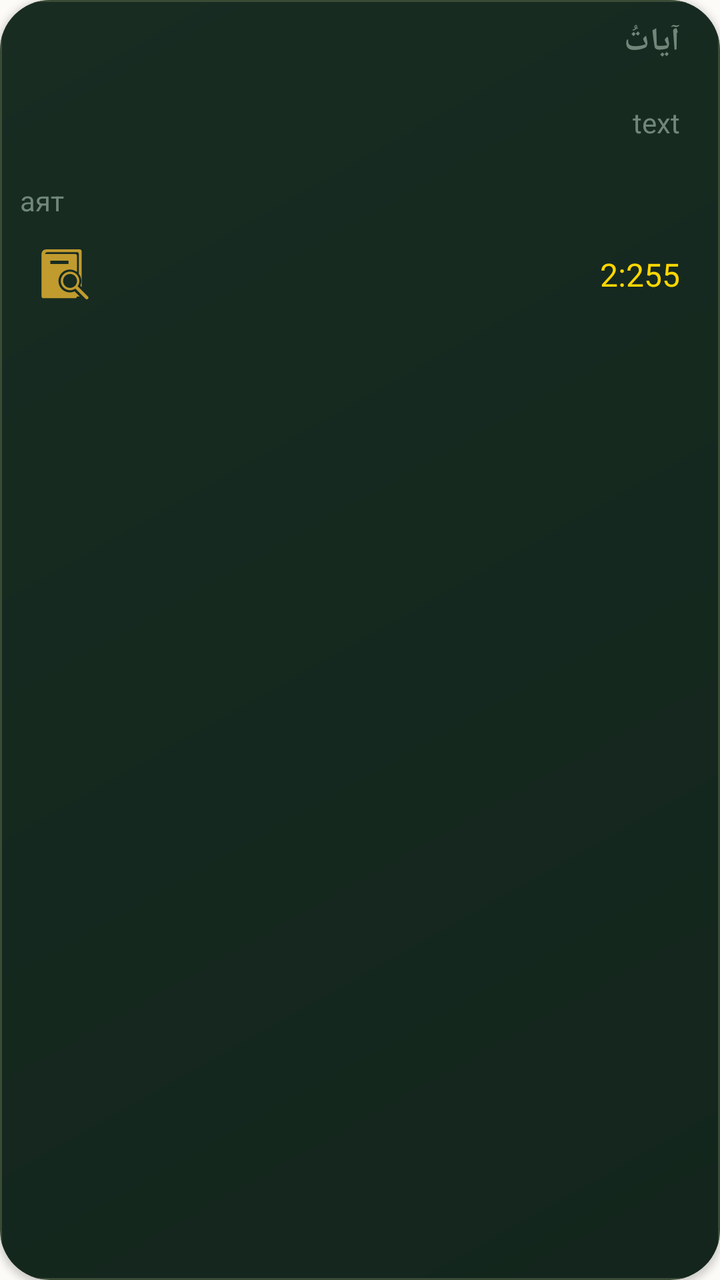
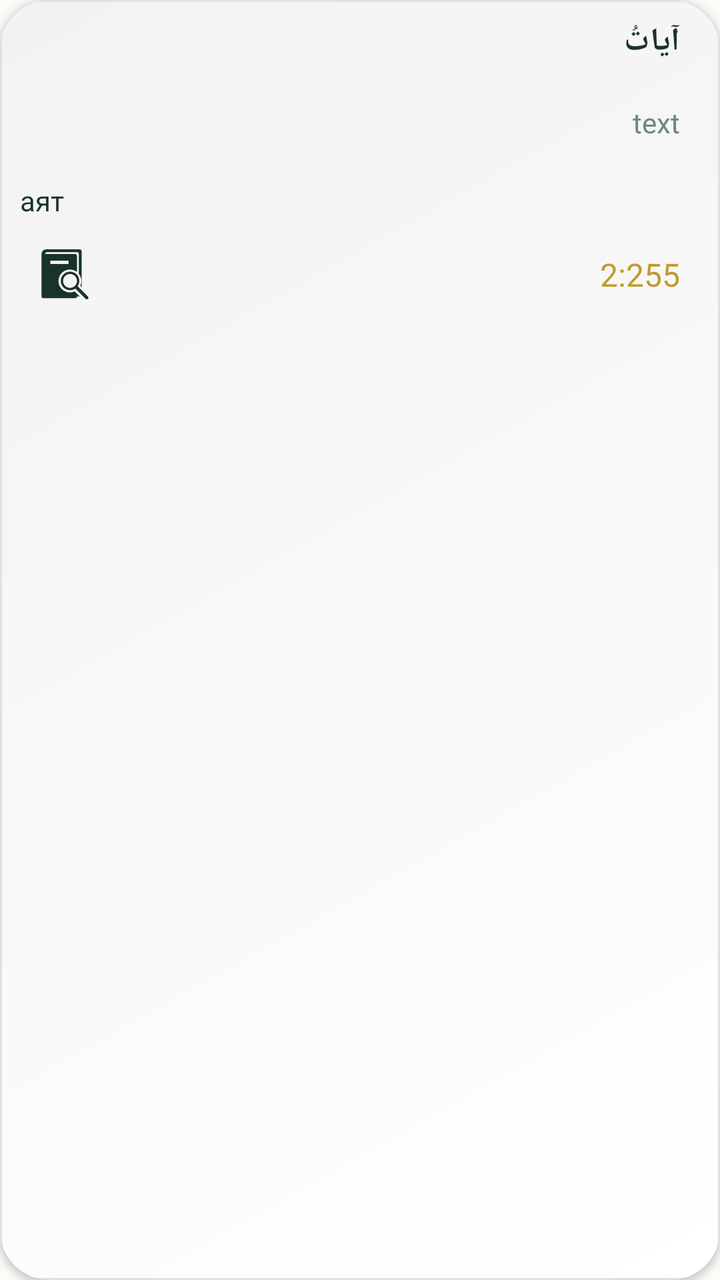

Two renders of the same Android screen: before a commit and after it. Below are the layout's source before the change and the commit's diff.
<!-- AndroidManifest.xml: application theme Theme.YchiCoran -->
<!-- res/layout/ayah.xml -->
<?xml version="1.0" encoding="utf-8"?>
    <androidx.cardview.widget.CardView
    xmlns:android="http://schemas.android.com/apk/res/android"
    xmlns:app="http://schemas.android.com/apk/res-auto"
    xmlns:tools="http://schemas.android.com/tools"
    android:layout_width="match_parent"
    android:layout_height="wrap_content"
    android:layout_marginTop="40dp"
    app:cardCornerRadius="25dp">

    <LinearLayout
        android:id="@+id/ayah_main_layout"
        android:orientation="vertical"
        android:layout_width="match_parent"
        android:layout_height="match_parent"
        android:background="@drawable/card_gradiend">

        <TextView
            android:id="@+id/ayah_arab_text"
            android:text="آياتُ"
            android:layout_gravity="end"
            android:layout_marginEnd="10dp"
            android:layout_width="wrap_content"
            android:layout_height="wrap_content"
            android:padding="10dp"
            android:textSize="16dp"
            android:textStyle="bold"
            />
        <TextView
            android:id="@+id/ayah_transcription_text"
            android:text="text"
            android:layout_gravity="end"
            android:gravity="top"
            android:layout_marginRight="10dp"

            android:padding="10dp"
            android:layout_width="wrap_content"
            android:layout_height="wrap_content"
            android:justificationMode="inter_word" />
        <TextView
            android:id="@+id/ayah_translate_text"
            android:text="аят"
            android:padding="10dp"
            android:layout_width="wrap_content"
            android:layout_height="wrap_content" />

        <LinearLayout
            android:id="@+id/bottom_ayah_layout"
            android:layout_width="match_parent"
            android:layout_height="wrap_content"
            android:orientation="horizontal"
            android:paddingHorizontal="20dp"
            android:paddingVertical="5dp"
            android:gravity="center_vertical"> 

            <ImageView
                android:id="@+id/tafsir_information"
                android:layout_width="25dp"
                android:layout_height="25dp"
                android:src="@drawable/ic_tafsir_setting"
                android:clickable="true"
                android:focusable="true"
                android:background="?attr/selectableItemBackgroundBorderless"/>

            
            <View
                android:layout_width="0dp"
                android:layout_height="0dp"
                android:layout_weight="1" />

            <TextView
                android:id="@+id/number_ayah"
                android:layout_width="wrap_content"
                android:layout_height="wrap_content"
                android:text="2:255"
                android:textColor="#FFD700"
                android:textSize="16sp" />

        </LinearLayout>
    </LinearLayout>





</androidx.cardview.widget.CardView>
<!-- resources referenced by this layout -->
<resources>
  <!-- drawable card_gradiend (drawable) -->
  <?xml version="1.0" encoding="utf-8"?>
  <shape xmlns:android="http://schemas.android.com/apk/res/android"
      android:shape="rectangle">
      
      <gradient
          android:startColor="#13251C"
          android:endColor="#182C22"
          android:angle="135"
          android:type="linear" />
      <corners android:radius="20dp" />
  
      <stroke
          android:width="1dp"
          android:color="#3A4B36" />
  </shape>
  <!-- drawable ic_tafsir_setting (drawable) -->
  <vector xmlns:android="http://schemas.android.com/apk/res/android" android:autoMirrored="true" android:height="800dp" android:viewportHeight="26.064" android:viewportWidth="26.064" android:width="800dp">
        
      <path android:fillColor="@color/background_activ_element" android:pathData="M19.27,23.146l-1.218,-1.22c-0.555,0.253 -1.146,0.419 -1.75,0.49c-0.446,0.067 -0.729,0.053 -1.222,0.021l-0.059,-0.004c-3.077,-0.291 -5.397,-2.843 -5.397,-5.938c0.005,-1.614 0.631,-3.109 1.762,-4.232c1.131,-1.122 2.631,-1.737 4.224,-1.729c1.381,0.004 2.65,0.484 3.66,1.279V3.369c0,-0.511 -0.412,-0.923 -0.921,-0.923L2.626,2.438c0,-0.633 0.953,-0.955 0.953,-0.955h15.692c0.982,0 0.954,0.865 0.954,0.865v10.4c0.831,1.025 1.331,2.329 1.331,3.746c-0.002,0.865 -0.184,1.699 -0.531,2.464l0.654,0.656V0.866C21.678,0.175 20.812,0 20.812,0H3.406C0.809,0 0.809,2.405 0.809,2.405v22.156c0,0.509 0.412,0.923 0.923,0.923h16.617c0.51,0 0.921,-0.414 0.921,-0.923h1.414l-0.93,-0.932L19.27,23.146zM5.347,5.875h9.53v1.803h-9.53V5.875zM25.004,24.611l-5.375,-5.374c0.546,-0.782 0.868,-1.729 0.871,-2.754c0.009,-2.674 -2.152,-4.85 -4.826,-4.856c-2.673,-0.012 -4.85,2.15 -4.859,4.824c-0.008,2.523 1.915,4.603 4.381,4.836h0.024c0.483,0.034 0.667,0.041 0.998,-0.011c0.815,-0.093 1.568,-0.391 2.208,-0.838l5.376,5.375c0.332,0.334 0.871,0.334 1.203,0.002C25.337,25.482 25.337,24.945 25.004,24.611zM15.646,20.099c-2.006,-0.006 -3.627,-1.638 -3.62,-3.646c0.006,-2.004 1.64,-3.624 3.645,-3.616c2.005,0.006 3.625,1.638 3.618,3.643C19.284,18.487 17.65,20.106 15.646,20.099z"/>
      
  </vector>
  <style name="Theme.YchiCoran" parent="Base.Theme.YchiCoran" />
  <color name="background_activ_element">#C19B2E</color>
  <style name="Base.Theme.YchiCoran" parent="Theme.Material3.DayNight.NoActionBar">
          
          <item name="android:windowBackground">@color/background_layout</item>
          <item name="android:statusBarColor">@color/background_layout</item>
          <item name="android:navigationBarColor">@color/background_nav_bar</item>
          <item name="android:colorBackground">@color/background_layout</item>
  
          <item name="android:textColorPrimary">@color/h1_text_color</item>
          <item name="android:textColorSecondary">@color/h2_text_color</item>
          <item name="android:textColorTertiary">@color/standart_txt</item>
          <item name="android:textColorHint">@color/standart_txt</item>
  
          <item name="android:colorControlHighlight">@color/background_activ_element</item>
          <item name="android:colorControlActivated">@color/background_activ_element</item>
      </style>
  <color name="background_layout">#FCFBF7</color>
  <color name="background_nav_bar">#FDFBF7</color>
  <color name="h1_text_color">#1A3329</color>
  <color name="h2_text_color">#C19B2E</color>
  <color name="standart_txt">#70877A</color>
</resources>

<!-- the commit's change to res/layout/ayah.xml (unified diff, before → after) -->
@@ -25,6 +25,7 @@
             android:padding="10dp"
             android:textSize="16dp"
             android:textStyle="bold"
+            android:textColor="@color/h1_text_color"
             />
         <TextView
             android:id="@+id/ayah_transcription_text"
@@ -36,13 +37,15 @@
             android:padding="10dp"
             android:layout_width="wrap_content"
             android:layout_height="wrap_content"
+            android:textColor="@color/standart_txt"
             android:justificationMode="inter_word" />
         <TextView
             android:id="@+id/ayah_translate_text"
             android:text="аят"
             android:padding="10dp"
             android:layout_width="wrap_content"
-            android:layout_height="wrap_content" />
+            android:layout_height="wrap_content"
+            android:textColor="@color/h1_text_color" />
 
         <LinearLayout
             android:id="@+id/bottom_ayah_layout"
@@ -60,7 +63,8 @@
                 android:src="@drawable/ic_tafsir_setting"
                 android:clickable="true"
                 android:focusable="true"
-                android:background="?attr/selectableItemBackgroundBorderless"/>
+                android:background="?attr/selectableItemBackgroundBorderless"
+                app:tint="@color/h1_text_color" />
 
             
             <View
@@ -73,7 +77,7 @@
                 android:layout_width="wrap_content"
                 android:layout_height="wrap_content"
                 android:text="2:255"
-                android:textColor="#FFD700"
+                android:textColor="@color/h2_text_color"
                 android:textSize="16sp" />
 
         </LinearLayout>
<!-- resource entries referenced after the edit -->
@@ -6,15 +6,15 @@
       android:shape="rectangle">
       
       <gradient
-          android:startColor="#13251C"
-          android:endColor="#182C22"
+          android:startColor="@color/card_gradient_start"
+          android:endColor="@color/card_gradient_end"
           android:angle="135"
           android:type="linear" />
       <corners android:radius="20dp" />
   
       <stroke
           android:width="1dp"
-          android:color="#3A4B36" />
+          android:color="@color/card_stroke" />
   </shape>
   <!-- drawable ic_tafsir_setting (drawable) -->
   <vector xmlns:android="http://schemas.android.com/apk/res/android" android:autoMirrored="true" android:height="800dp" android:viewportHeight="26.064" android:viewportWidth="26.064" android:width="800dp">
@@ -23,6 +23,9 @@
       
   </vector>
   <style name="Theme.YchiCoran" parent="Base.Theme.YchiCoran" />
+  <color name="card_gradient_start">#FFFFFF</color>
+  <color name="card_gradient_end">#F2F2F2</color>
+  <color name="card_stroke">#E0E0E0</color>
   <color name="background_activ_element">#C19B2E</color>
   <style name="Base.Theme.YchiCoran" parent="Theme.Material3.DayNight.NoActionBar">
           
